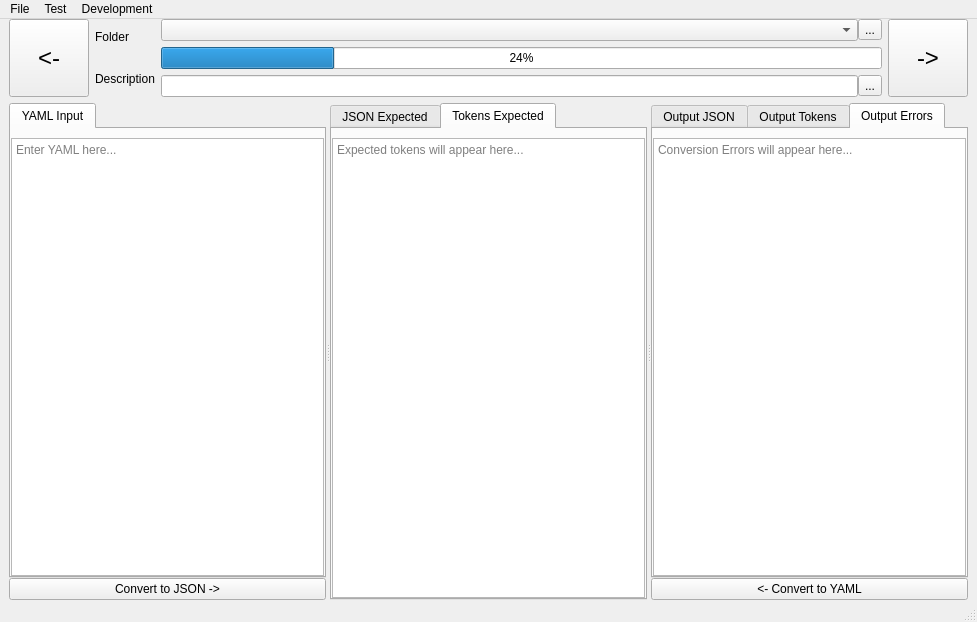
g-gualeni/QtNoid2, file Examples/JsonYamlToJsonTestSuite/mainwindow.ui: the form before one commit.
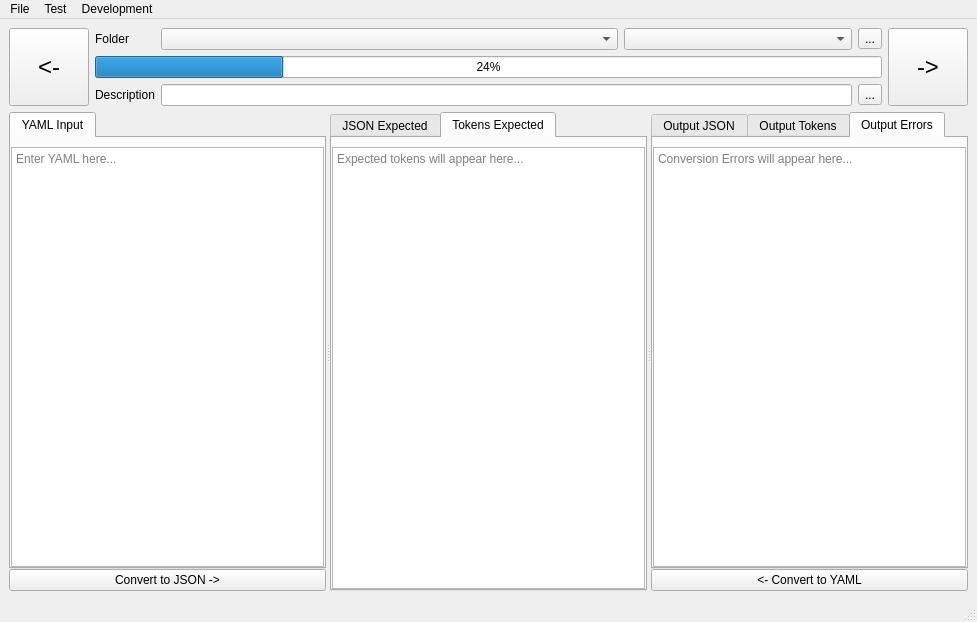
The form after the commit. The open tabs and pages were chosen to show the change. Custom widgets are drawn as their Qt base class.

Patch:
```diff
--- a/Examples/JsonYamlToJsonTestSuite/mainwindow.ui
+++ b/Examples/JsonYamlToJsonTestSuite/mainwindow.ui
@@ -14,72 +14,41 @@
    <string>YAML to JSON Test Suite</string>
   </property>
   <widget class="QWidget" name="centralwidget">
-   <layout class="QVBoxLayout" name="verticalLayout_12" stretch="0,1">
-    <property name="spacing">
-     <number>6</number>
-    </property>
-    <property name="topMargin">
-     <number>0</number>
-    </property>
-    <property name="bottomMargin">
-     <number>0</number>
-    </property>
+   <layout class="QVBoxLayout" name="verticalLayout_4" stretch="0,1">
     <item>
-     <layout class="QHBoxLayout" name="horizontalLayout_2" stretch="0,0,1,0">
-      <item>
-       <widget class="QPushButton" name="cmdPrevious">
-        <property name="sizePolicy">
-         <sizepolicy hsizetype="Preferred" vsizetype="Expanding">
-          <horstretch>0</horstretch>
-          <verstretch>0</verstretch>
-         </sizepolicy>
-        </property>
-        <property name="font">
-         <font>
-          <pointsize>18</pointsize>
-         </font>
-        </property>
-        <property name="toolTip">
-         <string>Previous example</string>
-        </property>
-        <property name="text">
-         <string>&lt;-</string>
-        </property>
-       </widget>
-      </item>
-      <item>
-       <layout class="QVBoxLayout" name="verticalLayout_10">
-        <item>
-         <widget class="QLabel" name="label">
-          <property name="text">
-           <string>Folder</string>
-          </property>
-         </widget>
-        </item>
-        <item>
+     <layout class="QGridLayout" name="gridLayout" columnstretch="0,0,2,1,0,0">
+      <item row="2" column="1">
          <widget class="QLabel" name="label_2">
           <property name="text">
            <string>Description</string>
           </property>
          </widget>
         </item>
-       </layout>
-      </item>
-      <item>
-       <layout class="QVBoxLayout" name="verticalLayout_4">
-        <item>
-         <layout class="QHBoxLayout" name="horizontalLayout_Folder">
-          <property name="spacing">
-           <number>0</number>
-          </property>
-          <item>
+      <item row="2" column="2" colspan="2">
+       <widget class="QLineEdit" name="txtDescription">
+        <property name="toolTip">
+         <string>Example description</string>
+        </property>
+       </widget>
+      </item>
+      <item row="0" column="3">
+       <widget class="QComboBox" name="txtCurrentFile"/>
+      </item>
+      <item row="0" column="2">
            <widget class="FolderComboBox" name="txtCollectionFolder">
             <property name="toolTip">
              <string>Collection Folder</string>
             </property>
            </widget>
           </item>
-          <item>
+      <item row="0" column="1">
+       <widget class="QLabel" name="label">
+        <property name="text">
+         <string>Folder</string>
+        </property>
+       </widget>
+      </item>
+      <item row="0" column="4">
            <widget class="QToolButton" name="cmdBrowseFolder">
             <property name="toolTip">
              <string>Browse Folder</string>
@@ -89,28 +58,14 @@
             </property>
            </widget>
           </item>
-         </layout>
-        </item>
-        <item>
+      <item row="1" column="1" colspan="4">
          <widget class="QProgressBar" name="cboCollectionProgress">
           <property name="value">
            <number>24</number>
           </property>
          </widget>
         </item>
-        <item>
-         <layout class="QHBoxLayout" name="horizontalLayout">
-          <property name="spacing">
-           <number>0</number>
-          </property>
-          <item>
-           <widget class="QLineEdit" name="txtDescription">
-            <property name="toolTip">
-             <string>Example description</string>
-            </property>
-           </widget>
-          </item>
-          <item>
+      <item row="2" column="4">
            <widget class="QToolButton" name="cmdSaveDescription">
             <property name="toolTip">
              <string>Save Description</string>
@@ -120,11 +75,7 @@
             </property>
            </widget>
           </item>
-         </layout>
-        </item>
-       </layout>
-      </item>
-      <item>
+      <item row="0" column="5" rowspan="3">
        <widget class="QPushButton" name="cmdNext">
         <property name="sizePolicy">
          <sizepolicy hsizetype="Preferred" vsizetype="Expanding">
@@ -145,6 +96,27 @@
         </property>
        </widget>
       </item>
+      <item row="0" column="0" rowspan="3">
+       <widget class="QPushButton" name="cmdPrevious">
+        <property name="sizePolicy">
+         <sizepolicy hsizetype="Preferred" vsizetype="Expanding">
+          <horstretch>0</horstretch>
+          <verstretch>0</verstretch>
+         </sizepolicy>
+        </property>
+        <property name="font">
+         <font>
+          <pointsize>18</pointsize>
+         </font>
+        </property>
+        <property name="toolTip">
+         <string>Previous example</string>
+        </property>
+        <property name="text">
+         <string>&lt;-</string>
+        </property>
+       </widget>
+      </item>
      </layout>
     </item>
     <item>
```
Left out of the diff: 13 changed lines with no effect on the pictures. Lines whose indentation alone changed are shown as unchanged.
